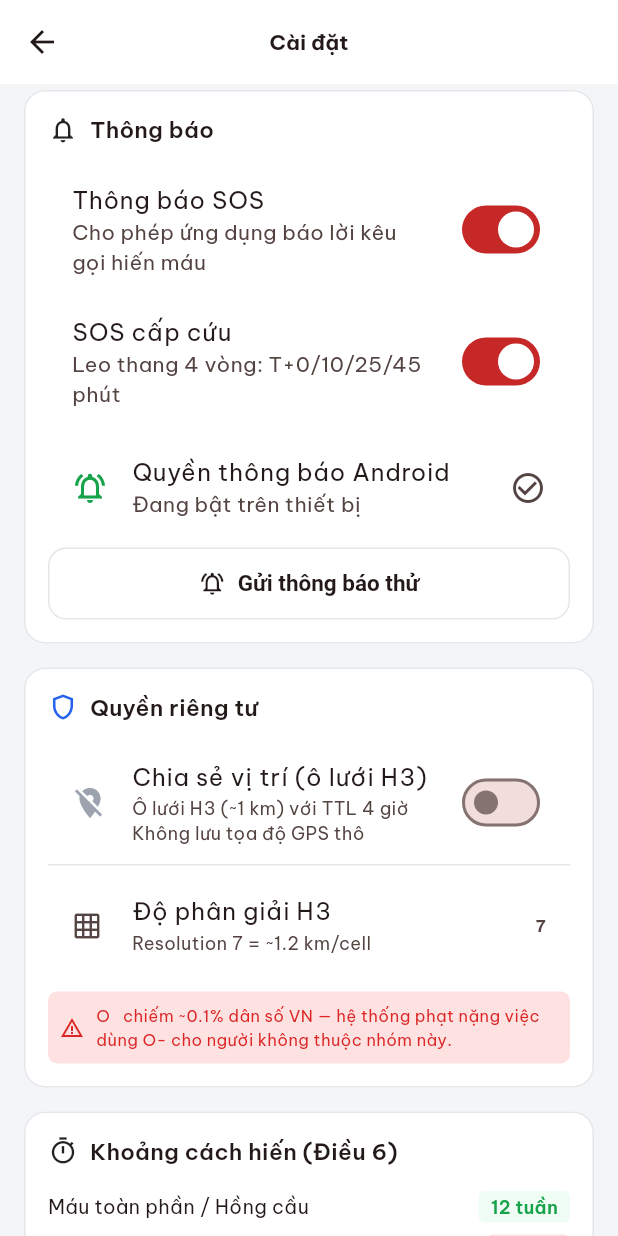
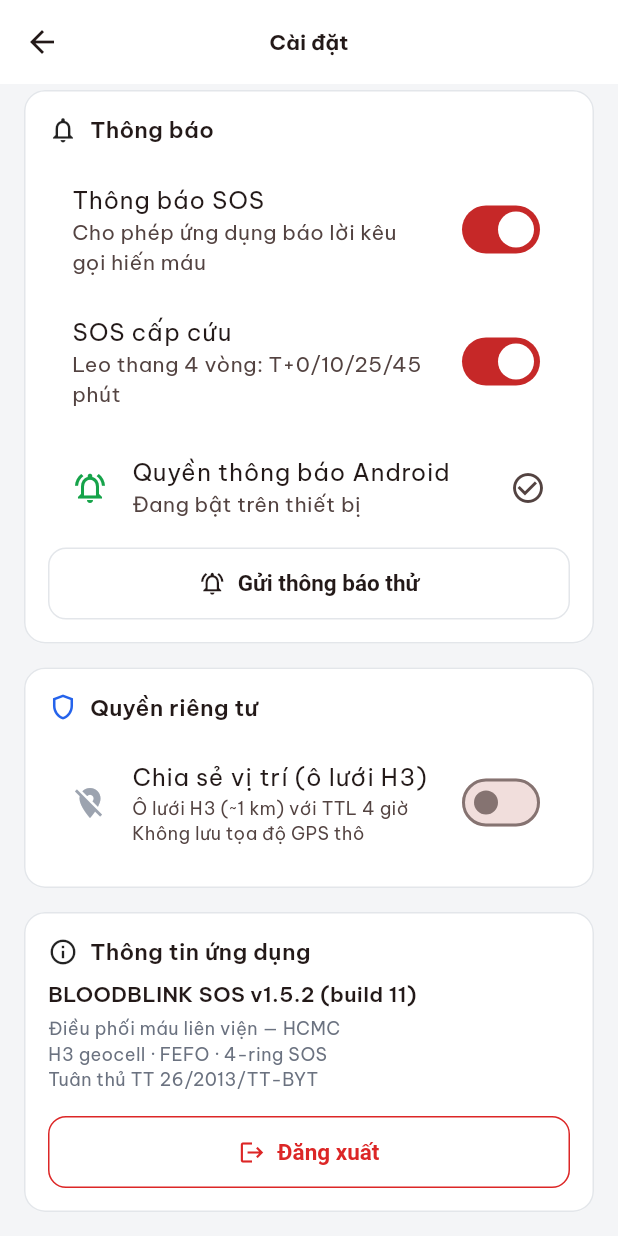
Before and after one commit to yuHz23/bloodblink, a Flutter app: the SettingsScreen screen opened directly, scrolled down 262 dp, on a phone screen of 412 x 824 dp. Run offline on Flutter 3.47's test engine with Material 3 defaults, Android fonts, the phone set to English and light mode, and no system bars; our stand-ins replace connectivity_plus, dio, flutter_animate, flutter_local_notifications, flutter_riverpod, geolocator and 5 more; missing offline and left inert: h3_flutter; accounts and stored records are empty.

Commit message:
test+ci: align SOS tests with auto-widening, add CI workflow, simplify donor settings
- Settings: drop donation-interval and H3-resolution sections; keep only
  profile/history/notification/location-sharing scope for the donor app
- Update 4 SOS tests to dispatch_initial_rings semantics (create widens
  until someone is invited, ring 3 ignores location, expired at ring 3
  when nobody matches)
- Fix COMPATIBLE_RECIPIENTS class-body comprehension NameError
- Add .github/workflows/ci.yml: bb-core pytest (Python 3.12) + bb-sos
  analyze/test/arm64 APK build

Co-Authored-By: Claude Code <noreply@anthropic.com>

```diff
--- a/bb-sos/lib/screens/history_screen.dart
+++ b/bb-sos/lib/screens/history_screen.dart
@@ -9,7 +9,6 @@ import 'package:hive/hive.dart';
 import 'package:uuid/uuid.dart';
 
 import '../models/donor_profile.dart';
-import '../widgets/components.dart';
 
 class HistoryScreen extends StatelessWidget {
   const HistoryScreen({super.key});
--- a/bb-sos/lib/screens/settings_screen.dart
+++ b/bb-sos/lib/screens/settings_screen.dart
@@ -1,7 +1,7 @@
 /// BB-SOS — Settings Screen
 ///
-/// App settings: API URL, notification preferences, privacy controls,
-/// H3 geocell management, offline queue status.
+/// App settings: API URL, notification preferences, location sharing,
+/// offline queue status.
 
 import 'package:flutter/material.dart';
 
@@ -10,7 +10,6 @@ import 'package:shared_preferences/shared_preferences.dart';
 import 'package:hive/hive.dart';
 import 'package:package_info_plus/package_info_plus.dart';
 
-import '../models/donor_profile.dart';
 import '../services/api_service.dart';
 import '../services/sos_inbox_service.dart';
 import 'login_screen.dart';
@@ -36,7 +35,6 @@ class _SettingsScreenState extends State<SettingsScreen> {
   bool _systemNotificationsEnabled = true;
   bool _testingNotification = false;
   bool _locationSharing = false;
-  int _h3Resolution = 7;
   int _offlineQueueSize = 0;
 
   @override
@@ -91,7 +89,6 @@ class _SettingsScreenState extends State<SettingsScreen> {
       _pushNotifications = prefs.getBool('push_notifications') ?? true;
       _sosAlerts = prefs.getBool('sos_alerts') ?? true;
       _locationSharing = prefs.getBool('location_sharing') ?? false;
-      _h3Resolution = prefs.getInt('h3_resolution') ?? 7;
       _offlineQueueSize = box.length;
     });
   }
@@ -314,66 +311,6 @@ class _SettingsScreenState extends State<SettingsScreen> {
                       color: _locationSharing ? context.bb.info : context.bb.faint,
                     ),
                   ),
-                  const Divider(),
-                  ListTile(
-                    leading: const Icon(Icons.grid_on, size: 20),
-                    title: const Text('Độ phân giải H3'),
-                    subtitle: Text(
-                      'Resolution $_h3Resolution = ~${H3Config.resolution == 7 ? '1.2' : '2.0'} km/cell',
-                      style: const TextStyle(fontSize: 12),
-                    ),
-                    trailing: const Text('7', style: TextStyle(fontWeight: FontWeight.w700)),
-                  ),
-                  const SizedBox(height: 4),
-                  Container(
-                    padding: const EdgeInsets.all(8),
-                    decoration: BoxDecoration(
-                      color: context.bb.dangerSoft,
-                      borderRadius: BorderRadius.circular(6),
-                    ),
-                    child: Row(
-                      children: [
-                        Icon(Icons.warning_amber, size: 16, color: context.bb.danger),
-                        SizedBox(width: 8),
-                        Expanded(
-                          child: Text(
-                            'O⁻ chiếm ~0.1% dân số VN — hệ thống phạt nặng việc dùng O- cho người không thuộc nhóm này.',
-                            style: TextStyle(fontSize: 11, color: context.bb.danger),
-                          ),
-                        ),
-                      ],
-                    ),
-                  ),
-                ],
-              ),
-            ),
-          ),
-
-          const SizedBox(height: 16),
-
-          // Donation interval rules
-          Card(
-            child: Padding(
-              padding: const EdgeInsets.all(16),
-              child: Column(
-                crossAxisAlignment: CrossAxisAlignment.start,
-                children: [
-                  const Row(
-                    children: [
-                      Icon(Icons.timer_outlined, size: 20),
-                      SizedBox(width: 8),
-                      Text('Khoảng cách hiến (Điều 6)', style: TextStyle(fontWeight: FontWeight.w600, fontSize: 15)),
-                    ],
-                  ),
-                  const SizedBox(height: 12),
-                  _intervalRow('Máu toàn phần / Hồng cầu', '12 tuần', false),
-                  _intervalRow('Tiểu cầu / Huyết tương', '2 tuần', true),
-                  _intervalRow('Bạch cầu hạt trung tính', '≤3 lần / 7 ngày', false),
-                  const SizedBox(height: 8),
-                  Text(
-                    '⚠️ Phải lọc theo loại hiến gần nhất — không dùng một ngưỡng 12 tuần duy nhất.',
-                    style: TextStyle(fontSize: 11, color: context.bb.danger),
-                  ),
                 ],
               ),
             ),
@@ -435,30 +372,4 @@ class _SettingsScreenState extends State<SettingsScreen> {
       ),
     );
   }
-
-  Widget _intervalRow(String type, String interval, bool isWarning) {
-    return Padding(
-      padding: const EdgeInsets.symmetric(vertical: 4),
-      child: Row(
-        children: [
-          Expanded(child: Text(type, style: const TextStyle(fontSize: 13))),
-          Container(
-            padding: const EdgeInsets.symmetric(horizontal: 8, vertical: 2),
-            decoration: BoxDecoration(
-              color: isWarning ? context.bb.dangerSoft : context.bb.successSoft,
-              borderRadius: BorderRadius.circular(4),
-            ),
-            child: Text(
-              interval,
-              style: TextStyle(
-                fontSize: 12,
-                fontWeight: FontWeight.w600,
-                color: isWarning ? context.bb.danger : context.bb.success,
-              ),
-            ),
-          ),
-        ],
-      ),
-    );
-  }
 }
```
Also changed, not shown: 5 other files.
